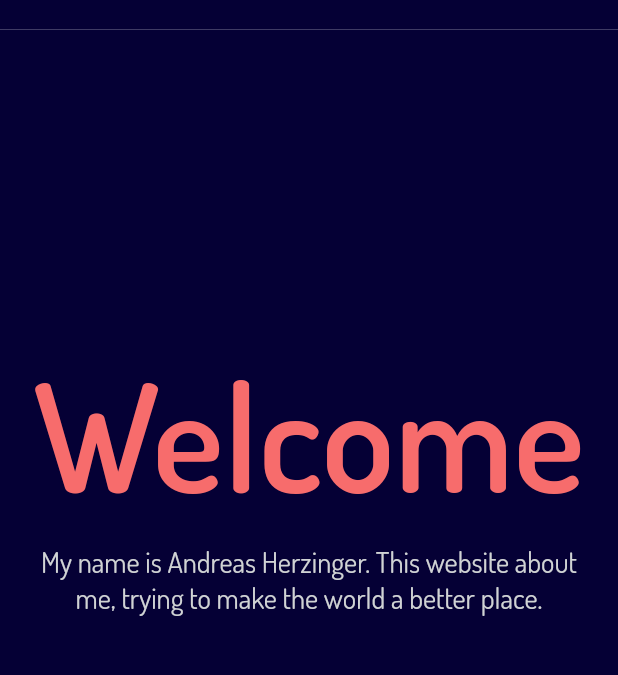
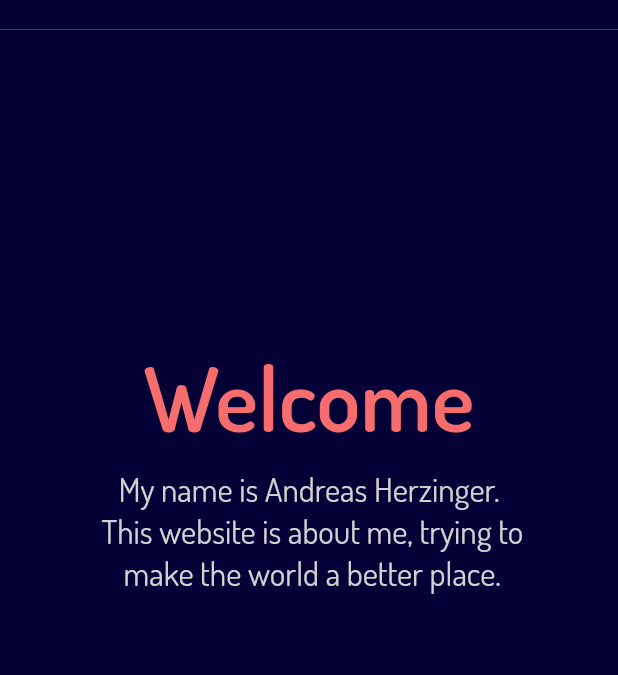
Before and after one commit to youngunand/portfolio-website, a Flutter app: the screen it shows after launch, on a phone screen of 412 x 824 dp, the part 94-769 px from its top. Run offline on Flutter 3.47's test engine with Material 2 defaults, Android fonts, the phone set to English and light mode, and no system bars; drawn by our look-alikes of auto_size_text; our stand-ins replace smooth_page_indicator, timeline_tile.

Commit message:
modified mobile landing page

```diff
--- a/lib/widgets/landing_page/landing_page_mobile.dart
+++ b/lib/widgets/landing_page/landing_page_mobile.dart
@@ -23,17 +23,17 @@ class MobileLandingPage extends StatelessWidget {
                   children: [
                     AutoSizeText(
                       'Welcome',
-                      style: Theme.of(context).textTheme.headline1,
+                      style: Theme.of(context).textTheme.headline1!.copyWith(fontSize:60),
                       maxLines: 1,
                     ),
                     SizedBox(
                       height: 10,
                     ),
                     AutoSizeText(
-                      'My name is Andreas Herzinger. This website about me, trying to make the world a better place.',
+                      'My name is Andreas Herzinger.\n This website is about me, trying to\n make the world a better place.',
                       style: Theme.of(context).textTheme.subtitle1,
                       textAlign: TextAlign.center,
-                      maxLines: 2,
+                      maxLines: 3,
                     )
                   ],
                 )),
```
